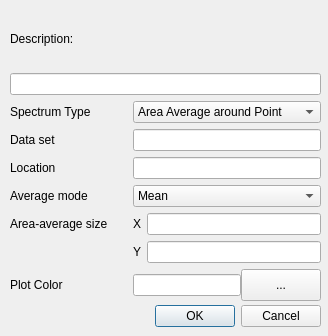
First picture: the form in src/gui/spectrum_info_editor.ui, repository Ehlmann-research-group/WISER, before the edit.
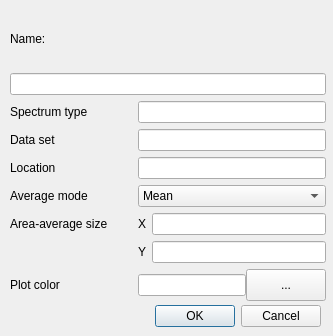
Second picture: the form after the edit.

Commit message:
More spectrum context-menu functionality
Most of the context menu operations in the spectrum-list tree widget are
now functional.  This includes showing and hiding individual spectra,
showing and hiding all spectra in a group, unloading spectral libraries,
clearing the collected spectra, deleting individual spectra, and editing
the active or collected spectrum information.

The main feature that remains to be added is saving the collected
spectra to a file.

```diff
--- a/src/gui/spectrum_info_editor.ui
+++ b/src/gui/spectrum_info_editor.ui
@@ -6,7 +6,7 @@
    <rect>
     <x>0</x>
     <y>0</y>
-    <width>328</width>
+    <width>333</width>
     <height>336</height>
    </rect>
   </property>
@@ -37,7 +37,7 @@
     <rect>
      <x>10</x>
      <y>10</y>
-     <width>311</width>
+     <width>316</width>
      <height>291</height>
     </rect>
    </property>
@@ -75,10 +75,7 @@
     <item row="2" column="0">
      <widget class="QLabel" name="label_spectrum_type">
       <property name="text">
-       <string>Spectrum Type</string>
-      </property>
-      <property name="buddy">
-       <cstring>combobox_spectrum_type</cstring>
+       <string>Spectrum type</string>
       </property>
      </widget>
     </item>
@@ -96,32 +93,10 @@
       </item>
      </widget>
     </item>
-    <item row="2" column="1" colspan="2">
-     <widget class="QComboBox" name="combobox_spectrum_type">
-      <property name="currentText">
-       <string>Area Average around Point</string>
-      </property>
-      <item>
-       <property name="text">
-        <string>Area Average around Point</string>
-       </property>
-      </item>
-      <item>
-       <property name="text">
-        <string>Region of Interest</string>
-       </property>
-      </item>
-      <item>
-       <property name="text">
-        <string>Library Spectrum</string>
-       </property>
-      </item>
-     </widget>
-    </item>
     <item row="8" column="0">
      <widget class="QLabel" name="label_plot_color">
       <property name="text">
-       <string>Plot Color</string>
+       <string>Plot color</string>
       </property>
       <property name="buddy">
        <cstring>lineedit_plot_color</cstring>
@@ -194,7 +169,7 @@
     <item row="0" column="0">
      <widget class="QLabel" name="label_description">
       <property name="text">
-       <string>Description:</string>
+       <string>Name:</string>
       </property>
       <property name="buddy">
        <cstring>lineedit_description</cstring>
@@ -214,6 +189,13 @@
       </property>
      </widget>
     </item>
+    <item row="2" column="1" colspan="2">
+     <widget class="QLineEdit" name="lineedit_spectrum_type">
+      <property name="readOnly">
+       <bool>true</bool>
+      </property>
+     </widget>
+    </item>
    </layout>
   </widget>
  </widget>
```
Left out of the diff: 8 changed lines with no effect on the pictures. The commit also changes 4 other files.
